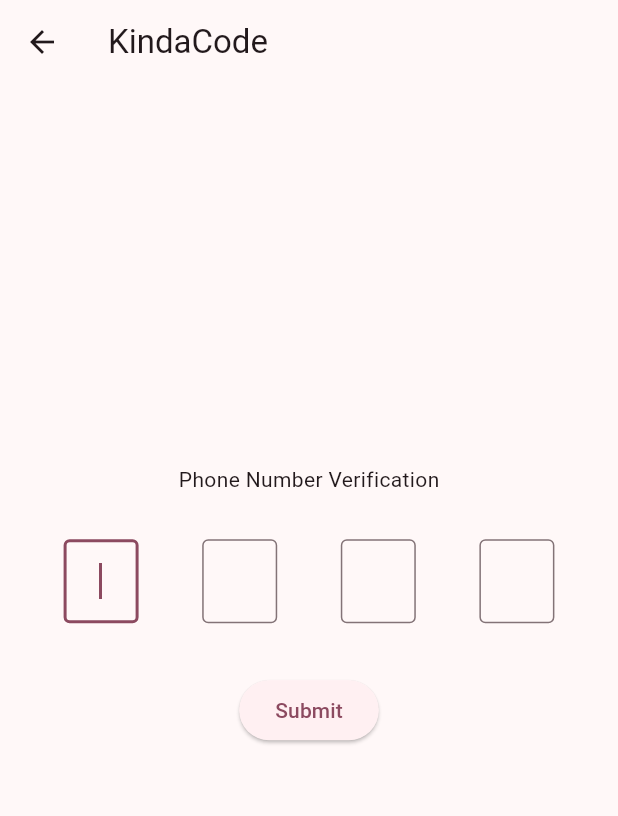
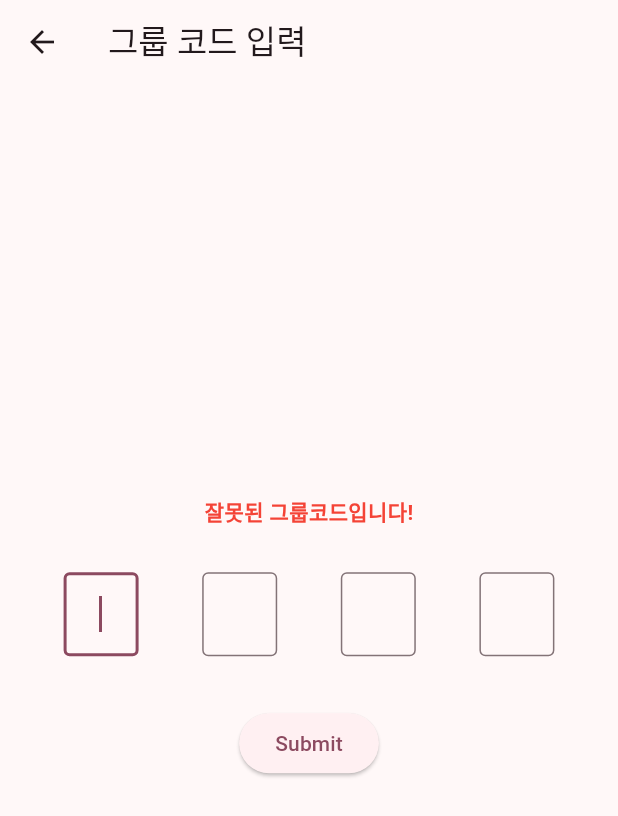
Before and after one commit to bemjikim/MobalWorld, a Flutter app: the GroupAttendPage screen opened directly, after a tap on "Submit", on a phone screen of 412 x 824 dp. Shown: the top 816 px of the screen. Run offline on Flutter 3.47's test engine with Material 2 defaults, Android fonts, the phone set to English and light mode, and no system bars; our stand-ins replace cloud_firestore, firebase_auth, firebase_core, google_sign_in, random_string; accounts and stored records are empty; Roboto replaces fonts that are missing (gangwon).

Commit message:
updated the group attendance!

```diff
--- a/lib/home/create_mailbox_page.dart
+++ b/lib/home/create_mailbox_page.dart
@@ -26,6 +26,7 @@ class _CreateMailboxPageState extends State<CreateMailboxPage> {
     FirebaseFirestore.instance.collection('groups').doc(invitationCode).set({
       'group_leader': groupLeader,
       'group_name': mailboxName,
+      'code' : invitationCode,
       // 추가적인 필드들을 필요에 따라 여기에 추가하세요
     })
         .then((value) {
@@ -39,7 +40,7 @@ class _CreateMailboxPageState extends State<CreateMailboxPage> {
           .collection('group_users')
           .doc(groupLeader)
           .set({
-        'user_id': groupLeader,
+        'Email': groupLeader,
         // 추가적인 필드들을 필요에 따라 여기에 추가하세요
       })
           .then((value) {
--- a/lib/home/group_list/group_attendance_page.dart
+++ b/lib/home/group_list/group_attendance_page.dart
@@ -1,6 +1,9 @@
+import 'package:cloud_firestore/cloud_firestore.dart';
 import 'package:flutter/cupertino.dart';
 import 'package:flutter/material.dart';
+import 'package:provider/provider.dart';
 
+import '../../main.dart';
 import '../../otp/otp.dart';
 
 class GroupAttendPage extends StatefulWidget {
@@ -20,17 +23,95 @@ class _GroupAttendPageState extends State<GroupAttendPage> {
   // This is the entered code
   // It will be displayed in a Text widget
   String? _otp;
+  bool matched = false;
+
+  Future<void> _checkCode(
+      String code, String email) async {
+    final querySnapshot = await FirebaseFirestore.instance
+        .collection('groups')
+        .where('code', isEqualTo: code)
+        .limit(1)
+        .get();
+
+    if(querySnapshot.size == 1)
+      showDialog(
+        context: context,
+        builder: (BuildContext context) {
+          return AlertDialog(
+            shape: RoundedRectangleBorder(
+              borderRadius: BorderRadius.circular(18.0),
+            ),
+            backgroundColor: Color(0xFfF8ECE2),
+            title: Text('알림',
+              style: TextStyle(
+                  fontFamily: 'gangwon',
+                  fontWeight: FontWeight.w600,
+                  fontSize: 24,
+                  //color: Color(0xFF746553),
+                  color: Color(0xFF3C3731)
+
+              ),),
+            content: Text("그룹가입 성공!",
+              style: TextStyle(
+                  fontFamily: 'gangwon',
+                  fontWeight: FontWeight.w500,
+                  color: Color(0xFF6B5F51),
+                  fontSize: 21
+
+              ),),
+            actions: [
+              TextButton(
+                child: Text('OK',
+                  style: TextStyle(
+                      fontWeight: FontWeight.w600,
+                      color: Color(0xFF746553),
+                      fontSize: 18
+
+                  ),),
+                onPressed: () {
+                  FirebaseFirestore.instance
+                      .collection('groups')
+                      .doc(code)
+                      .collection('group_users')
+                      .doc(email)
+                      .set({
+                    'Email': email,
+                    // 추가적인 필드들을 필요에 따라 여기에 추가하세요
+                  });
+                  setState(() {
+                    matched = false;
+                  });
+                  Navigator.of(context).pop();
+                },
+              ),
+            ],
+          );
+        },
+      );
+    else
+      setState(() {
+        matched = true;
+      });
+  }
 
   @override
   Widget build(BuildContext context) {
+    final _email = Provider.of<Email>(context, listen: false).getEmail();
     return Scaffold(
       appBar: AppBar(
-        title: const Text('KindaCode'),
+        title: const Text('그룹 코드 입력'),
       ),
       body: Column(
         mainAxisAlignment: MainAxisAlignment.center,
         children: [
-          const Text('Phone Number Verification'),
+          matched?Text(
+            '잘못된 그룹코드입니다!',
+            style: TextStyle(
+              color: Colors.red,
+              fontWeight: FontWeight.bold,
+            ),
+          ):
+          Text('그룹코드를 입력해주세요'),
           const SizedBox(
             height: 30,
           ),
@@ -54,17 +135,16 @@ class _GroupAttendPageState extends State<GroupAttendPage> {
                       _fieldTwo.text +
                       _fieldThree.text +
                       _fieldFour.text;
+                  //디버그용!! 삭제하셔도 됩니다.
                 });
+                _checkCode(_otp!, _email);
               },
               child: const Text('Submit')),
           const SizedBox(
             height: 30,
           ),
           // Display the entered OTP code
-          Text(
-            _otp ?? 'Please enter OTP',
-            style: const TextStyle(fontSize: 30),
-          ),
+
         ],
       ),
     );
```
